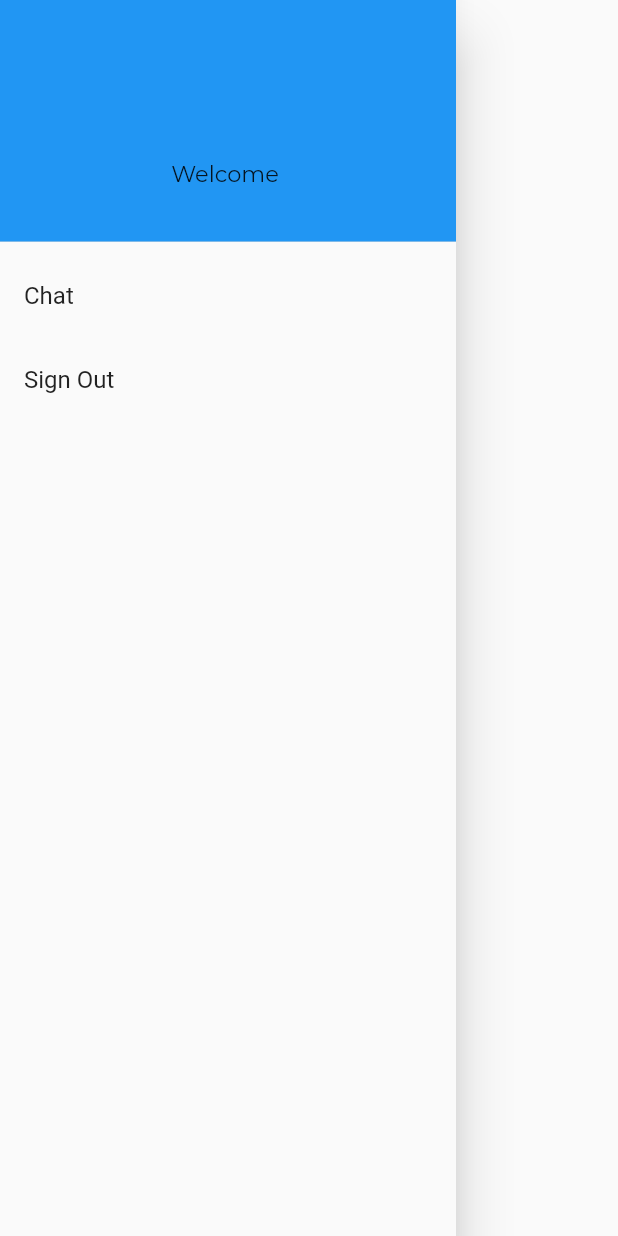
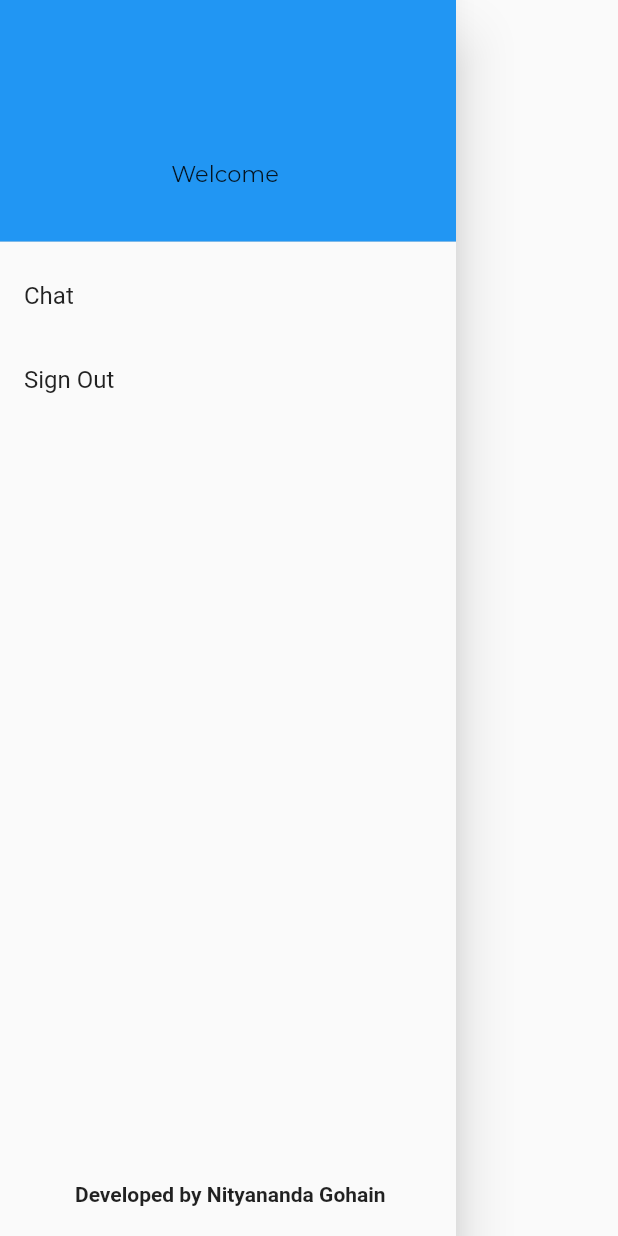
Before and after one commit to nityanandagohain/NSS_TezpurUniversity, a Flutter app: what customDrawer() shows on an empty page, opened directly, on a phone screen of 412 x 824 dp. Run offline on Flutter 3.47's test engine with Material 2 defaults, Android fonts, the phone set to English and light mode, and no system bars; our stand-ins replace cloud_firestore, datetime_picker_formfield, firebase_auth, firebase_messaging, google_sign_in; accounts and stored records are empty; project files that could hold a hidden picture were left out.

```diff
--- a/lib/pages/drawer.dart
+++ b/lib/pages/drawer.dart
@@ -16,7 +16,9 @@ Widget customDrawer(context) {
   }
 
   return Drawer(
-    child: ListView(
+    child: Stack(
+      children: <Widget>[
+        ListView(
           // Important: Remove any padding from the ListView.
           padding: EdgeInsets.zero,
           children: <Widget>[
@@ -67,8 +69,8 @@ Widget customDrawer(context) {
             ListTile(
               title: Text('Chat'),
               onTap: () {
-            Navigator.push(
-                context, MaterialPageRoute(builder: (context) => ChatPage()));
+                Navigator.push(context,
+                    MaterialPageRoute(builder: (context) => ChatPage()));
               },
             ),
             ListTile(
@@ -87,5 +89,16 @@ Widget customDrawer(context) {
             ),
           ],
         ),
+        Positioned(
+          bottom: 20.0,
+          left: 50.0,
+          child: Text(
+            "Developed by Nityananda Gohain",
+            overflow: TextOverflow.clip,
+            style: TextStyle(fontWeight: FontWeight.w600),
+          ),
+        ),
+      ],
+    ),
   );
 }
--- a/lib/pages/login_page.dart
+++ b/lib/pages/login_page.dart
@@ -146,7 +146,7 @@ class _LoginPageState extends State<LoginPage> {
       ),
       Center(
         child: Text(
-          "Built by Nityananda Gohain",
+          "Developed by Nityananda Gohain",overflow: TextOverflow.ellipsis,
           style: TextStyle(color: Colors.black, fontFamily: 'Montserrat'),
         ),
       )
```
Lines whose indentation alone changed are shown as unchanged.
